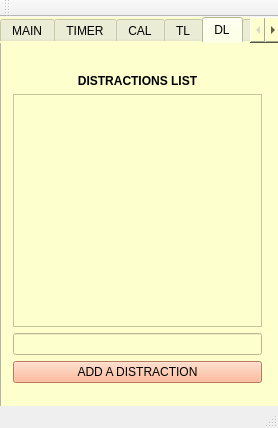
Above: doro_manager.ui from xpero39/doro_manager before the change. Below: the same form after it.
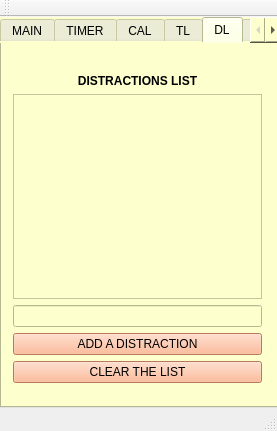
That is the form after the change. The open tabs and pages were chosen to show the change.

Commit message: Seperate class for checkbox delegate.

```diff
--- a/doro_manager.ui
+++ b/doro_manager.ui
@@ -6,8 +6,8 @@
    <rect>
     <x>0</x>
     <y>0</y>
-    <width>278</width>
-    <height>428</height>
+    <width>277</width>
+    <height>431</height>
    </rect>
   </property>
   <property name="windowTitle">
@@ -713,6 +713,16 @@
          </property>
         </widget>
        </item>
+       <item>
+        <widget class="QPushButton" name="clearTheListButton">
+         <property name="styleSheet">
+          <string notr="true">.QPushButton {background-color: rgb(255, 170, 127); }</string>
+         </property>
+         <property name="text">
+          <string>CLEAR THE LIST</string>
+         </property>
+        </widget>
+       </item>
       </layout>
      </widget>
     </widget>
```
Left out of the diff: 20 changed lines with no effect on the pictures. The commit also changes 8 other files.
